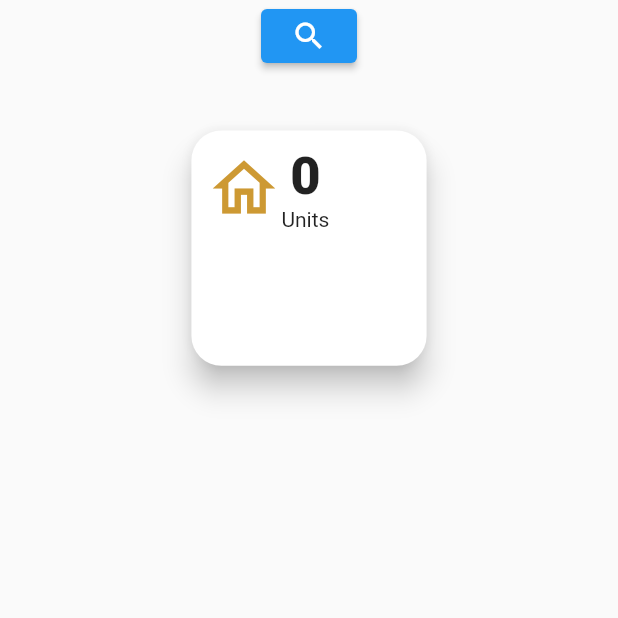
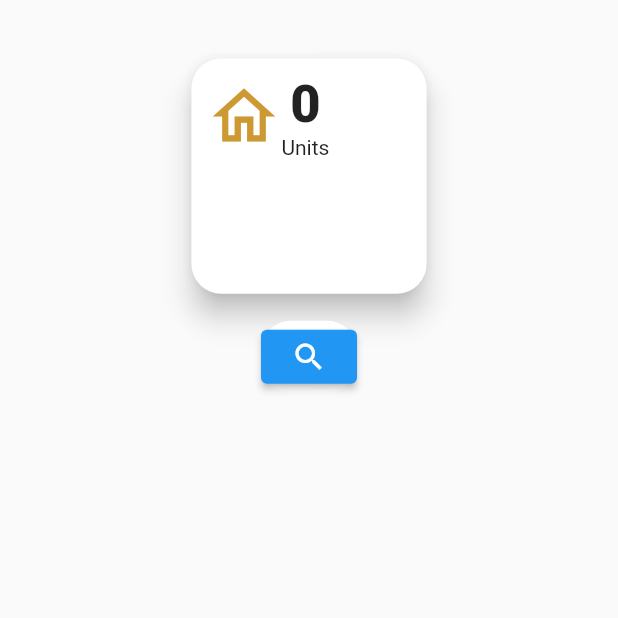
Before and after one commit to Mohamed26Salah/AmanRealEstate-Mobile-App, a Flutter app: the PanelLeftPage screen opened directly, after a tap on the "search" icon, on a phone screen of 412 x 824 dp, the top half of it. Run offline on Flutter 3.47's test engine with Material 2 defaults, Android fonts, the phone set to English and light mode, and no system bars; our stand-ins replace awesome_snackbar_content, cached_network_image, cloud_firestore, custom_radio_grouped_button, firebase_auth, firebase_core and 11 more; missing offline and left inert: search_page; accounts and stored records are empty.

Commit message:
update user role

```diff
--- a/Aman_Project/Aman_Project/aman_project/lib/models/users_list_data.dart
+++ b/Aman_Project/Aman_Project/aman_project/lib/models/users_list_data.dart
@@ -6,6 +6,7 @@ class UserData {
   final String email;
 
   final String role;
+  int compareTo(UserData other) => email.compareTo(other.email);
 }
 
 Future<List<UserData>> getData2() async {
--- a/Aman_Project/Aman_Project/aman_project/lib/presentation/dashboard/panel_left/Components/users_list_widget.dart
+++ b/Aman_Project/Aman_Project/aman_project/lib/presentation/dashboard/panel_left/Components/users_list_widget.dart
@@ -1,7 +1,11 @@
 import 'package:flutter/material.dart';
+import 'package:search_page/search_page.dart';
 
 import '../../../../models/users_list_data.dart';
 import '../edit_button.dart';
+import 'dart:math';
+import 'dart:async';
+import 'alert_dialogue.dart';
 
 class UsersListWidget extends StatefulWidget {
   UsersListWidget({super.key});
@@ -12,35 +16,29 @@ class UsersListWidget extends StatefulWidget {
 
 class _UsersListWidgetState extends State<UsersListWidget> {
   Future<List<UserData>>? usertData;
+  @override
   void initState() {
     super.initState();
     usertData = getData2();
   }
 
+  void _update(dynamic int) {
+    Timer(const Duration(seconds: 2), () {
+      setState(() {
+        usertData = getData2();
+      });
+    });
+  }
+
   @override
   Widget build(BuildContext context) {
-    Future openDialog([String? name]) => showDialog(
+    var rng = Random();
+    var borderRadius = const BorderRadius.all(Radius.circular(10));
+
+    Future openDialog({required String name, required ValueChanged update}) =>
+        showDialog(
           context: context,
-          builder: (context) => AlertDialog(
-            title: Text(name ?? "Yoo"),
-            content: const TextField(
-              decoration: InputDecoration(hintText: 'enter name'),
-            ),
-            actions: [
-              const TextButton(onPressed: null, child: Text("Submit")),
-              TextButton(
-                  onPressed: () {
-                    Navigator.of(context).pop();
-                  },
-                  child: const Text("Cancel")),
-              TextButton(
-                  onPressed: () {
-                    Navigator.of(context).pop();
-                  },
-                  child: Text("Delete",
-                      style: TextStyle(color: Theme.of(context).errorColor)))
-            ],
-          ),
+          builder: (context) => AlertDailogue(email: name, update: update),
         );
     return FutureBuilder(
       future: usertData,
@@ -49,22 +47,45 @@ class _UsersListWidgetState extends State<UsersListWidget> {
           return Text(snapshot.error.toString());
         } else if (snapshot.hasData) {
           return Column(
-            children: List.generate(
-              snapshot.data!.length,
-              (index) => ListTile(
+            children: [
+              ElevatedButton(
+                  onPressed: () => showSearch(
+                        context: context,
+                        delegate: SearchPage(
+                          onQueryUpdate: print,
+                          items: snapshot.data!,
+                          searchLabel: 'Search people',
+                          suggestion: const Center(
+                            child:
+                                Text('Filter people by name, surname or age'),
+                          ),
+                          failure: const Center(
+                            child: Text('No person found :('),
+                          ),
+                          filter: (person) => [
+                            person.email,
+                            person.role,
+                          ],
+                          sort: (a, b) => a.compareTo(b),
+                          builder: (person) => ListTile(
                             leading: CircleAvatar(
                                 radius: 15,
-                    backgroundColor: const Color.fromARGB(255, 148, 15, 15),
+                                backgroundColor: Color.fromARGB(
+                                    255,
+                                    rng.nextInt(255),
+                                    rng.nextInt(255),
+                                    rng.nextInt(255)),
                                 child: Text(
-                      snapshot.data![index].email.substring(0, 1),
-                      style: const TextStyle(color: Colors.white),
+                                  person.email.substring(0, 1),
+                                  style: const TextStyle(
+                                      color: Color.fromARGB(255, 0, 0, 0)),
                                 )),
-                title: Text(snapshot.data![index].email),
-                subtitle: Text(snapshot.data![index].role),
-                textColor: const Color.fromARGB(255, 255, 255, 255),
+                            title: Text(person.email),
+                            subtitle: Text(person.role),
                             trailing: MyEditButton(
                                 onPressed: () {
-                      openDialog(snapshot.data![index].email);
+                                  openDialog(
+                                      name: person.email, update: _update);
                                 },
                                 height: 35,
                                 borderRadius: BorderRadius.circular(20),
@@ -73,6 +94,38 @@ class _UsersListWidgetState extends State<UsersListWidget> {
                                 )),
                           ),
                         ),
+                      ),
+                  child: const Icon(Icons.search)),
+              Column(
+                children: List.generate(
+                  snapshot.data!.length,
+                  (index) => ListTile(
+                    shape: RoundedRectangleBorder(borderRadius: borderRadius),
+                    // tileColor: Theme.of(context).splashColor,
+                    leading: CircleAvatar(
+                        radius: 15,
+                        backgroundColor: Color.fromARGB(255, rng.nextInt(255),
+                            rng.nextInt(255), rng.nextInt(255)),
+                        child: Text(
+                          snapshot.data![index].email.substring(0, 1),
+                        )),
+                    title: Text(snapshot.data![index].email),
+                    subtitle: Text(snapshot.data![index].role),
+                    trailing: MyEditButton(
+                        onPressed: () {
+                          openDialog(
+                              name: snapshot.data![index].email,
+                              update: _update);
+                        },
+                        height: 35,
+                        borderRadius: BorderRadius.circular(20),
+                        child: const Icon(
+                          Icons.edit_outlined,
+                        )),
+                  ),
+                ),
+              ),
+            ],
           );
         } else {
           return const Text("Loading");
--- a/Aman_Project/Aman_Project/aman_project/lib/presentation/dashboard/panel_left/edit_button.dart
+++ b/Aman_Project/Aman_Project/aman_project/lib/presentation/dashboard/panel_left/edit_button.dart
@@ -4,7 +4,7 @@ class MyEditButton extends StatelessWidget {
   final BorderRadiusGeometry? borderRadius;
   final double? width;
   final double height;
-  final Gradient gradient;
+
   final VoidCallback? onPressed;
   final Widget child;
 
@@ -15,7 +15,6 @@ class MyEditButton extends StatelessWidget {
     this.borderRadius,
     this.width,
     this.height = 44.0,
-    this.gradient = const LinearGradient(colors: [Colors.cyan, Colors.indigo]),
   }) : super(key: key);
 
   @override
@@ -25,7 +24,7 @@ class MyEditButton extends StatelessWidget {
       width: width,
       height: height,
       decoration: BoxDecoration(
-        gradient: gradient,
+        color: Theme.of(context).primaryColor,
         borderRadius: borderRadius,
       ),
       child: ElevatedButton(
--- a/Aman_Project/Aman_Project/aman_project/lib/presentation/dashboard/panel_left/panel_left_page.dart
+++ b/Aman_Project/Aman_Project/aman_project/lib/presentation/dashboard/panel_left/panel_left_page.dart
@@ -16,13 +16,6 @@ class PanelLeftPage extends StatefulWidget {
 }
 
 class _PanelLeftPageState extends State<PanelLeftPage> {
-  static var people = [
-    // Person('Mike', 'Barron'),
-    // Person('Todd', 'Black'),
-    // Person('Ahmad', 'Edwards'),
-    // Person('Anthony', 'Johnson'),
-    // Person('Annette', 'Brooks'),
-  ];
   bool visible = false;
   bool _isExpanded = false;
   void _toogleExpand() {
@@ -41,56 +34,6 @@ class _PanelLeftPageState extends State<PanelLeftPage> {
             children: [
               Column(
                 children: [
-                  Row(
-                    mainAxisAlignment: MainAxisAlignment.center,
-                    children: [
-                      ElevatedButton(
-                          onPressed: () => showSearch(
-                                context: context,
-                                delegate: SearchPage(
-                                  onQueryUpdate: print,
-                                  items: people,
-                                  searchLabel: 'Search people',
-                                  suggestion: const Center(
-                                    child: Text(
-                                        'Filter people by name, surname or age'),
-                                  ),
-                                  failure: const Center(
-                                    child: Text('No person found :('),
-                                  ),
-                                  filter: (person) => [
-                                    person.name,
-                                    person.surname,
-                                  ],
-                                  sort: (a, b) => a.compareTo(b),
-                                  builder: (person) => ListTile(
-                                    leading: CircleAvatar(
-                                        radius: 15,
-                                        backgroundColor: const Color.fromARGB(
-                                            255, 143, 39, 39),
-                                        child: Text(
-                                          person.name.substring(0, 1),
-                                          style: const TextStyle(
-                                              color:
-                                                  Color.fromARGB(255, 0, 0, 0)),
-                                        )),
-                                    title: Text(person.name),
-                                    subtitle: Text(person.surname),
-                                    trailing: MyEditButton(
-                                        onPressed: () {
-                                          // openDialog(person.name);
-                                        },
-                                        height: 35,
-                                        borderRadius: BorderRadius.circular(20),
-                                        child: const Icon(
-                                          Icons.edit_outlined,
-                                        )),
-                                  ),
-                                ),
-                              ),
-                          child: const Icon(Icons.search)),
-                    ],
-                  ),
                   const SizedBox(height: 25),
                   Wrap(
                     children: List.generate(1, (index) {
--- a/Aman_Project/Aman_Project/aman_project/lib/theme/theme_constants.dart
+++ b/Aman_Project/Aman_Project/aman_project/lib/theme/theme_constants.dart
@@ -4,10 +4,12 @@ const colorPrimary = Color(0xFFCD9933);
 const colorSecondary = Color(0xFFe0e0e0);
 const colorError = Color.fromARGB(201, 212, 0, 0);
 const colorFocus = Color.fromARGB(255, 0, 166, 255);
+const colorSplash = Color.fromARGB(255, 51, 205, 151);
 
 ThemeData lightTheme = ThemeData(
   brightness: Brightness.light,
   primaryColor: colorPrimary,
+  splashColor: colorSplash,
   errorColor: colorError,
   focusColor: colorFocus,
 );
```
Also changed, not shown: Aman_Project/Aman_Project/aman_project/lib/models/set_role.dart (added, +66 -0 lines), Aman_Project/Aman_Project/aman_project/lib/pages/panel_left/Components/users_list_widget.dart (added, +113 -0 lines), Aman_Project/Aman_Project/aman_project/lib/presentation/dashboard/panel_center/panel_center_page.dart (deleted, +0 -79 lines), Aman_Project/Aman_Project/aman_project/lib/presentation/dashboard/panel_left/Components/alert_dialogue.dart (added, +63 -0 lines). Lines whose indentation alone changed are shown as unchanged.
